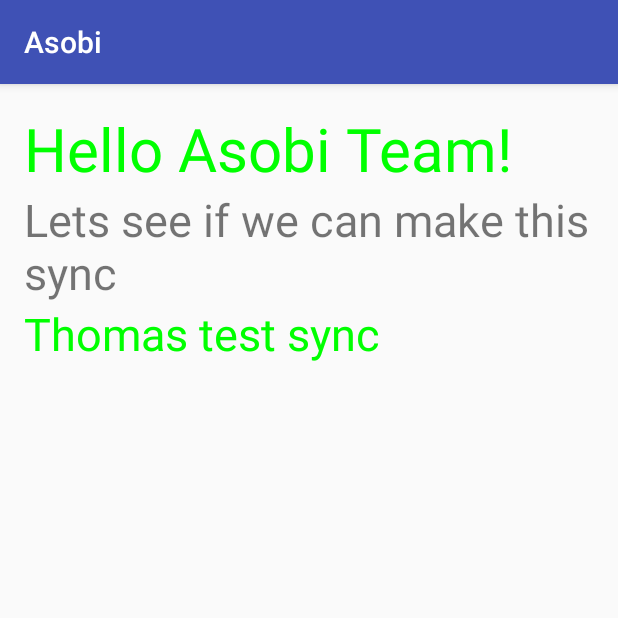
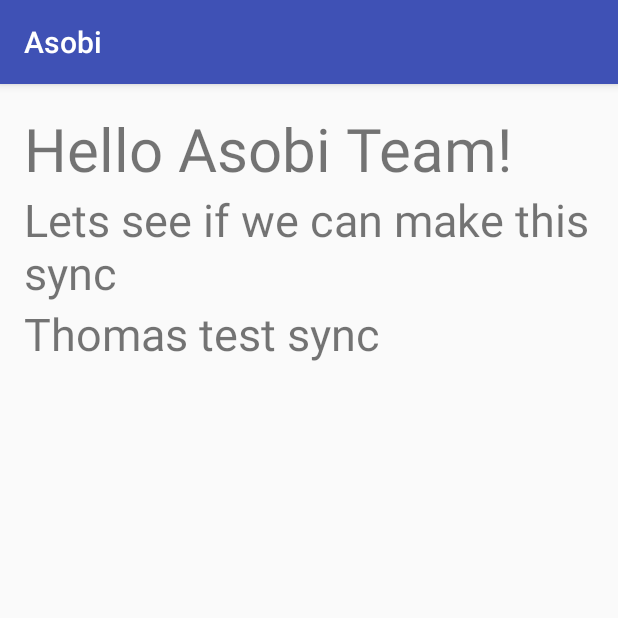
Before and after one commit to OlegBottiger/AndroidProject_QuizApp_Game, an Android app: the screen it shows after launch (MainActivity), on a phone screen of 412 x 824 dp, the top half of it. Run offline under Robolectric (Android 15) with nearby library versions, the phone set to English and light mode, and no system bars.

Commit message:
Remove coolColor

```diff
--- a/app/src/main/res/layout/activity_main.xml
+++ b/app/src/main/res/layout/activity_main.xml
@@ -12,7 +12,6 @@
     <TextView android:text="@string/hello"
         android:layout_width="wrap_content"
         android:layout_height="wrap_content"
-        android:textColor="@color/coolColor"
         android:textSize="40sp"
         android:id="@+id/thomas_test"/>
 
@@ -26,6 +25,5 @@
         android:layout_width="match_parent"
         android:layout_height="wrap_content"
         android:textSize="30sp"
-        android:textColor="@color/coolColor"
         android:text="@string/thomas_testSync"/>
 </LinearLayout>
--- a/app/src/main/res/values/colors.xml
+++ b/app/src/main/res/values/colors.xml
@@ -3,5 +3,5 @@
     <color name="colorPrimary">#3F51B5</color>
     <color name="colorPrimaryDark">#303F9F</color>
     <color name="colorAccent">#FF4081</color>
-    <color name="coolColor">#00FF00</color>
+
 </resources>
--- a/app/src/main/res/values/styles.xml
+++ b/app/src/main/res/values/styles.xml
@@ -6,7 +6,7 @@
         <item name="colorPrimary">@color/colorPrimary</item>
         <item name="colorPrimaryDark">@color/colorPrimaryDark</item>
         <item name="colorAccent">@color/colorAccent</item>
-        <item name="coolColor">@color/coolColor</item>
+
     </style>
 
 </resources>
```
